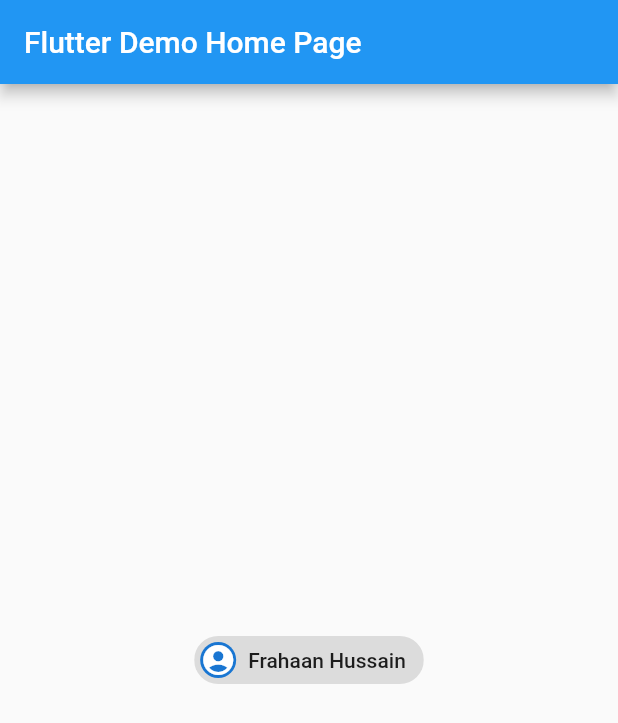
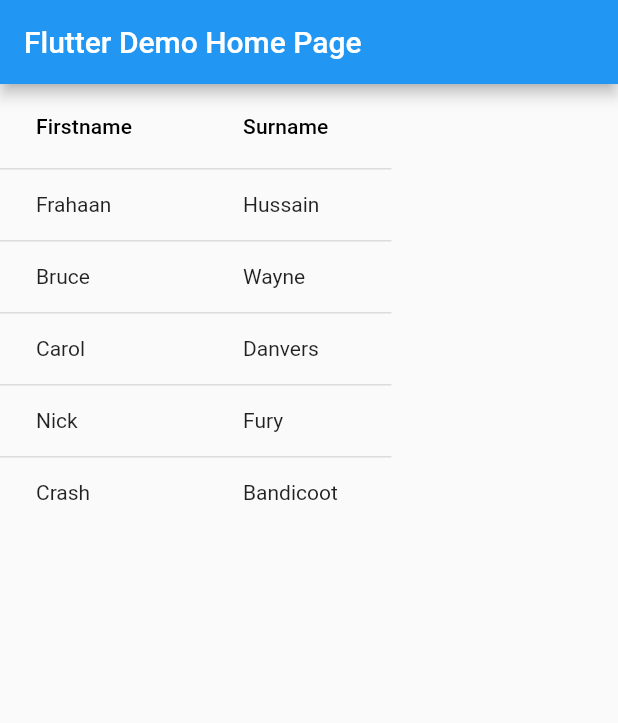
Before and after one commit to arraisi/flutter_app, a Flutter app: the screen it shows after launch, on a phone screen of 412 x 824 dp. Shown: the top 723 px of the screen. Run offline on Flutter 3.47's test engine with Material 2 defaults, Android fonts, the phone set to English and light mode, and no system bars.

```diff
--- a/lib/main.dart
+++ b/lib/main.dart
@@ -75,18 +75,36 @@ class _MyHomePageState extends State<MyHomePage> {
           // the App.build method, and use it to set our appbar title.
           title: Text(widget.title),
         ),
-      body: Center(
-        // Center is a layout widget. It takes a single child and positions it
-        // in the middle of the parent.
-          child: Chip(
-            label: Text("Frahaan Hussain"),
-            avatar: CircleAvatar(
-              child: Icon(Icons.account_circle),
-
+        body: DataTable(
+            columns: <DataColumn> [
+              DataColumn(
+                  label: Text("Firstname"),
+                  onSort: (i, b) {
+                    setState(() {
+                      names.sort((a, b) => a.fName.compareTo(b.fName));
+                    });
+                  }
               ),
-
+              DataColumn(
+                  label: Text("Surname"),
+                  onSort: (i, b) {
+                    setState(() {
+                      names.sort((a, b) => a.sName.compareTo(b.sName));
+                    });
+                  }
               )
+            ],
+            rows: names.map((name) => DataRow(
+                cells: [
+                  DataCell(
+                    Text(name.fName),
                   ),
+                  DataCell(
+                      Text(name.sName)
+                  )
+                ]
+            )).toList()
+        )
     );
   }
 }
```
Lines whose indentation alone changed are shown as unchanged.
